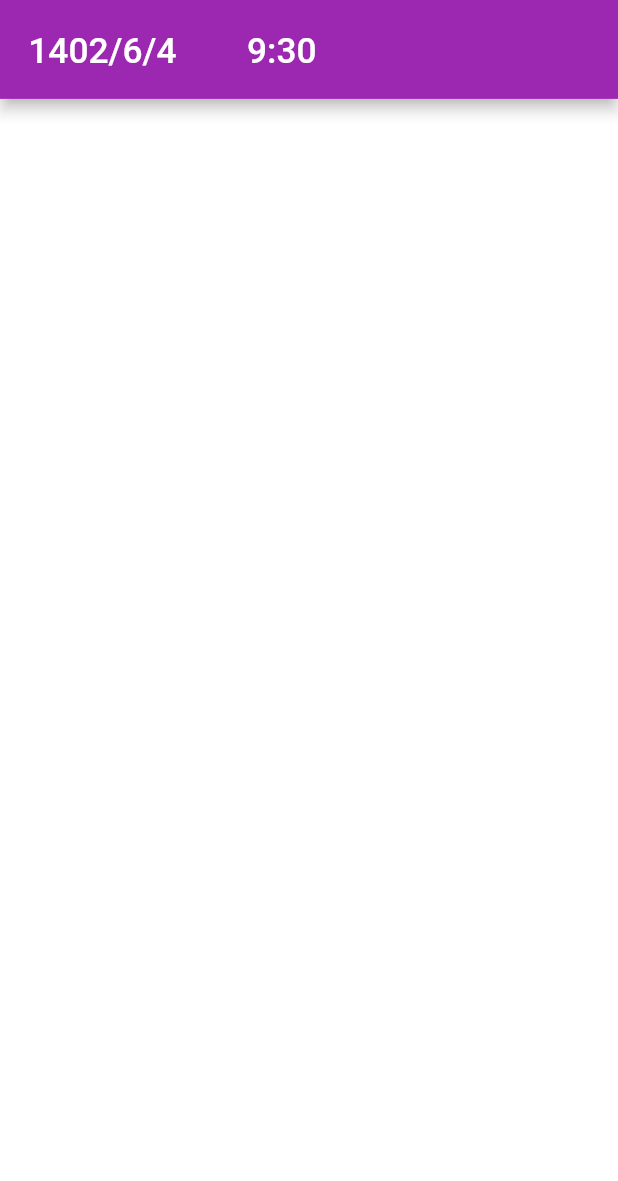
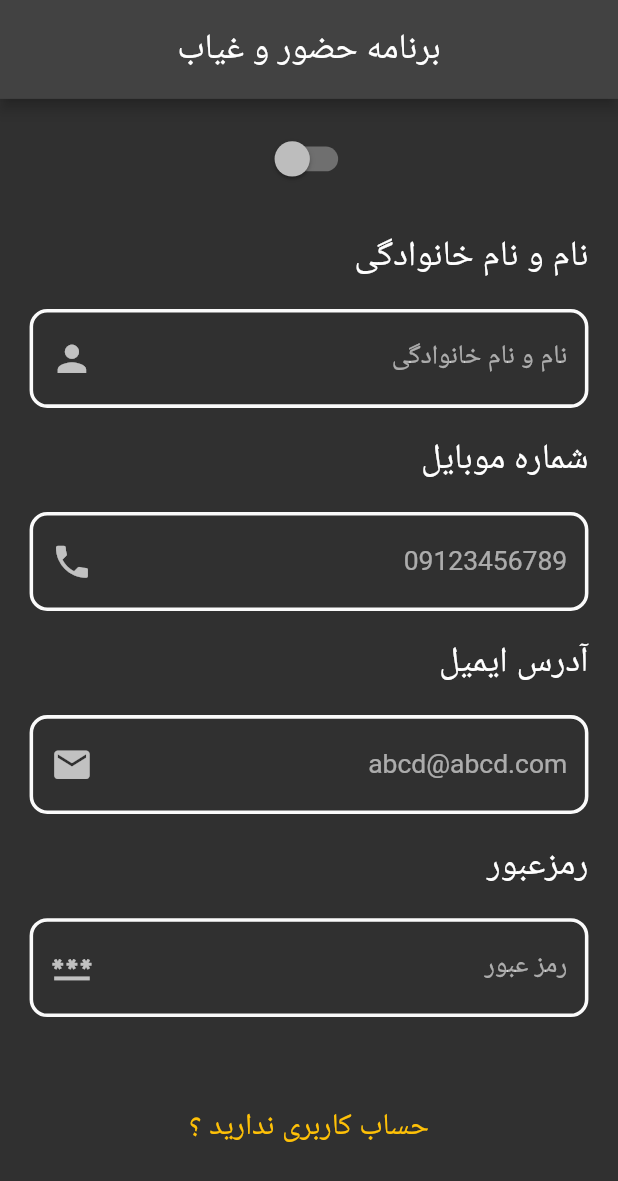
Before and after one commit to amirhsnnjd/attendance, a Flutter app: the screen it shows after launch, on a phone screen of 412 x 824 dp. Shown: the top 1181 px of the screen. Run offline on Flutter 3.47's test engine with Material 2 defaults, Android fonts, the phone set to English and light mode, and no system bars; our stand-ins replace parse_server_sdk_flutter, responsive_framework, shamsi_date; network calls fail.

Commit message:
Login's first design applied

```diff
--- /dev/null
+++ b/lib/Material/Input.dart
@@ -0,0 +1,81 @@
+import 'package:flutter/material.dart';
+import 'package:flutter/src/foundation/key.dart';
+import 'package:flutter/src/widgets/framework.dart';
+import '../main.dart';
+
+class Input extends StatelessWidget {
+  Icon icon;
+  var valid;
+  String hint;
+  String text;
+  bool light;
+  ThemeData lightTheme;
+  ThemeData darkTheme;
+  double wid;
+  double h;
+  Input(this.valid, this.wid, this.h, this.hint, this.text, this.icon,
+      this.light, this.lightTheme, this.darkTheme);
+
+  @override
+  Widget build(BuildContext context) {
+    double _width = MediaQuery.of(context).size.width;
+    double _height = MediaQuery.of(context).size.height;
+    return Container(
+      width: wid,
+      child: Column(
+        children: [
+          Padding(
+            padding: const EdgeInsets.all(8.0),
+            child: Align(
+                alignment: Alignment.topRight,
+                child: Text(
+                  text,
+                  style: TextStyle(fontSize: 20),
+                )),
+          ),
+          Padding(
+            padding: const EdgeInsets.all(8.0),
+            child: TextFormField(
+              validator: valid,
+              style: TextStyle(
+                height: h,
+              ),
+              decoration: InputDecoration(
+                  hintTextDirection: TextDirection.rtl,
+                  hintText: hint,
+                  focusedBorder: OutlineInputBorder(
+                    borderRadius: BorderRadius.circular(10),
+                    borderSide: BorderSide(
+                        color: light
+                            ? lightTheme.focusColor
+                            : darkTheme.focusColor,
+                        width: 2.0),
+                  ),
+                  enabledBorder: OutlineInputBorder(
+                    borderRadius: BorderRadius.circular(10),
+                    borderSide: BorderSide(
+                        color: light
+                            ? lightTheme.primaryColor
+                            : darkTheme.primaryColor,
+                        width: 2.0),
+                  ),
+                  errorBorder: OutlineInputBorder(
+                    borderRadius: BorderRadius.circular(10),
+                    borderSide: BorderSide(color: Colors.red, width: 2.0),
+                  ),
+                  focusedErrorBorder: OutlineInputBorder(
+                    borderRadius: BorderRadius.circular(10),
+                    borderSide: BorderSide(color: Colors.red, width: 2.0),
+                  ),
+                  prefixIcon: icon,
+                  errorStyle: TextStyle(color: Colors.red, fontSize: 13),
+                  hintStyle: TextStyle(
+                    fontSize: 15,
+                  )),
+            ),
+          ),
+        ],
+      ),
+    );
+  }
+}
--- /dev/null
+++ b/lib/Screens/Login.dart
@@ -0,0 +1,249 @@
+import 'package:flutter/cupertino.dart';
+import 'package:flutter/material.dart';
+import 'package:flutter/src/foundation/key.dart';
+import 'package:flutter/src/widgets/framework.dart';
+import 'package:responsive_framework/responsive_framework.dart';
+import 'package:responsive_framework/responsive_row_column.dart';
+
+import '../Material/Input.dart';
+import '../main.dart';
+
+final _formkey = GlobalKey<FormState>();
+ThemeData _darkTheme = ThemeData(
+    brightness: Brightness.dark,
+    primaryColor: Color.fromARGB(255, 250, 250, 250),
+    primarySwatch: Colors.amber,
+    focusColor: Colors.amber,
+    accentColor: Colors.amber);
+
+ThemeData _lightTheme = ThemeData(
+  brightness: Brightness.light,
+  primaryColor: Color.fromARGB(255, 83, 84, 85),
+  focusColor: Colors.purple,
+  primarySwatch: Colors.purple,
+  accentColor: Colors.purple,
+);
+
+class LoginPage extends StatefulWidget {
+  const LoginPage({Key? key}) : super(key: key);
+
+  @override
+  State<LoginPage> createState() => _LoginPageState();
+}
+
+class _LoginPageState extends State<LoginPage> {
+  @override
+  Widget build(BuildContext context) {
+    double _width = MediaQuery.of(context).size.width;
+    return MaterialApp(
+      theme: light ? _lightTheme : _darkTheme,
+      debugShowCheckedModeBanner: false,
+      home: Scaffold(
+        appBar: AppBar(
+          title: Align(
+              alignment: Alignment.center, child: Text("برنامه حضور و غیاب")),
+        ),
+        body: ListView(
+          children: [
+            Padding(
+              padding: const EdgeInsets.all(10.0),
+              child: Switch(
+                  value: light,
+                  onChanged: (toggle) {
+                    setState(() {
+                      light = toggle;
+                    });
+                  }),
+            ),
+            Container(
+              child: Form(
+                child: Column(
+                  children: [
+                    ResponsiveRowColumn(
+                      rowPadding: EdgeInsets.fromLTRB(30, 15, 30, 30),
+                      rowMainAxisAlignment: MainAxisAlignment.center,
+                      layout:
+                          ResponsiveWrapper.of(context).isSmallerThan(TABLET)
+                              ? ResponsiveRowColumnType.COLUMN
+                              : ResponsiveRowColumnType.ROW,
+                      children: [
+                        ResponsiveRowColumnItem(
+                          rowFlex: 1,
+                          child: Input(((value) {
+                            if (value!.isEmpty || value == null)
+                              return ('لطفا نام خود را وارد کنید');
+                            else
+                              return null;
+                          }),
+                              _width * 0.95,
+                              1,
+                              "نام و نام خانوادگی",
+                              "نام و نام خانوادگی",
+                              Icon(Icons.person),
+                              light,
+                              _lightTheme,
+                              _darkTheme),
+                        ),
+                        ResponsiveRowColumnItem(
+                          rowFlex: 1,
+                          child: Input(((value) {
+                            if (value!.isEmpty ||
+                                value == null ||
+                                RegExp(r'^[0-9]+$').hasMatch(value))
+                              return ('لطفا شماره را درست وارد کنید');
+                            else
+                              return null;
+                          }),
+                              _width * 0.95,
+                              1,
+                              "09123456789",
+                              "شماره موبایل",
+                              Icon(Icons.phone),
+                              light,
+                              _lightTheme,
+                              _darkTheme),
+                        )
+                      ],
+                    ),
+                    ResponsiveRowColumn(
+                      rowPadding: EdgeInsets.fromLTRB(30, 0, 30, 30),
+                      layout:
+                          ResponsiveWrapper.of(context).isSmallerThan(TABLET)
+                              ? ResponsiveRowColumnType.COLUMN
+                              : ResponsiveRowColumnType.ROW,
+                      children: [
+                        ResponsiveRowColumnItem(
+                          rowFlex: 2,
+                          child: Input(((value) {
+                            if (value!.isEmpty ||
+                                value == null ||
+                                !RegExp(r"^[a-zA-Z0-9.a-zA-Z0-9.!#$%&'*+-/=?^_`{|}~]+@[a-zA-Z0-9]+\.[a-zA-Z]+")
+                                    .hasMatch(value))
+                              return ('لطفا ایمیل را درست وارد کنید');
+                            else
+                              return null;
+                          }),
+                              _width * 0.95,
+                              1,
+                              "abcd@abcd.com",
+                              "آدرس ایمیل",
+                              Icon(Icons.email),
+                              light,
+                              _lightTheme,
+                              _darkTheme),
+                        ),
+                      ],
+                    ),
+                    Container(
+                      width: _width * 0.95,
+                      child: Column(
+                        children: [
+                          Padding(
+                            padding: const EdgeInsets.all(8.0),
+                            child: Align(
+                                alignment: Alignment.topRight,
+                                child: Text(
+                                  "رمزعبور",
+                                  style: TextStyle(fontSize: 20),
+                                )),
+                          ),
+                          Padding(
+                            padding: const EdgeInsets.all(8.0),
+                            child: TextFormField(
+                              validator: ((value) {
+                                if (value!.isEmpty || value == null)
+                                  return ('لطفا رمز را وارد کنید');
+                                else
+                                  return null;
+                              }),
+                              style: TextStyle(
+                                height: 1,
+                              ),
+                              decoration: InputDecoration(
+                                  hintTextDirection: TextDirection.rtl,
+                                  hintText: "رمز عبور ",
+                                  focusedBorder: OutlineInputBorder(
+                                    borderRadius: BorderRadius.circular(10),
+                                    borderSide: BorderSide(
+                                        color: light
+                                            ? _lightTheme.focusColor
+                                            : _darkTheme.focusColor,
+                                        width: 2.0),
+                                  ),
+                                  enabledBorder: OutlineInputBorder(
+                                    borderRadius: BorderRadius.circular(10),
+                                    borderSide: BorderSide(
+                                        color: light
+                                            ? _lightTheme.primaryColor
+                                            : _darkTheme.primaryColor,
+                                        width: 2.0),
+                                  ),
+                                  errorBorder: OutlineInputBorder(
+                                    borderRadius: BorderRadius.circular(10),
+                                    borderSide: BorderSide(
+                                        color: Colors.red, width: 2.0),
+                                  ),
+                                  focusedErrorBorder: OutlineInputBorder(
+                                    borderRadius: BorderRadius.circular(10),
+                                    borderSide: BorderSide(
+                                        color: Colors.red, width: 2.0),
+                                  ),
+                                  prefixIcon: Icon(Icons.password),
+                                  errorStyle: TextStyle(
+                                      color: Colors.red, fontSize: 13),
+                                  hintStyle: TextStyle(
+                                    fontSize: 15,
+                                  )),
+                            ),
+                          ),
+                        ],
+                      ),
+                    ),
+                    Padding(
+                      padding: const EdgeInsets.only(top: 30),
+                      child: TextButton(
+                          onPressed: () {},
+                          child: Text(
+                            "حساب کاربری ندارید ؟",
+                            style: TextStyle(fontSize: 17),
+                          )),
+                    ),
+                  ],
+                ),
+                key: _formkey,
+              ),
+            ),
+            Container(
+              width: double.infinity,
+              height: 200,
+              child: Row(children: [
+                SizedBox(
+                  height: 40,
+                  width: 90,
+                  child: ElevatedButton(
+                      onPressed: () =>
+                          {if (_formkey.currentState!.validate()) {}},
+                      style: ElevatedButton.styleFrom(primary: Colors.grey),
+                      child: Text("prev")),
+                ),
+                SizedBox(
+                  height: 40,
+                  width: 90,
+                  child: ElevatedButton(
+                    onPressed: () =>
+                        {if (_formkey.currentState!.validate()) {}},
+                    style: ElevatedButton.styleFrom(
+                        primary: light
+                            ? _lightTheme.focusColor
+                            : _darkTheme.focusColor),
+                    child: Text("Next"),
+                  ),
+                )
+              ]),
+            )
+          ],
+        ),
+      ),
+    );
+  }
+}
--- a/lib/main.dart
+++ b/lib/main.dart
@@ -1,16 +1,17 @@
+import 'package:attendance/Screens/Login.dart';
 import 'package:flutter/material.dart';
 import 'package:parse_server_sdk_flutter/parse_server_sdk.dart';
 import 'package:shamsi_date/shamsi_date.dart';
 import 'package:responsive_framework/responsive_framework.dart';
 
-bool light = true;
-
+bool light = false;
+bool check = false;
 ThemeData _darkTheme = ThemeData(
-  brightness: Brightness.dark,
-  primaryColor: Color.fromARGB(255, 250, 250, 250),
-  primarySwatch: Colors.amber,
-  focusColor: Colors.amber,
-);
+    brightness: Brightness.dark,
+    primaryColor: Color.fromARGB(255, 250, 250, 250),
+    primarySwatch: Colors.amber,
+    focusColor: Colors.amber,
+    accentColor: Colors.amber);
 
 ThemeData _lightTheme = ThemeData(
   brightness: Brightness.light,
@@ -52,11 +53,7 @@ class MyApp extends StatelessWidget {
 
   @override
   Widget build(BuildContext context) {
-    return MaterialApp(
-      title: 'Flutter Demo',
-      theme: light ? _lightTheme : _darkTheme,
-      home: const MyHomePage(title: 'Flutter Demo Home Page'),
-    );
+    return LoginPage();
   }
 }
 
@@ -74,7 +71,6 @@ class _MyHomePageState extends State<MyHomePage> {
   @override
   Widget build(BuildContext context) {
     return Scaffold(
-      backgroundColor: Colors.white,
       appBar: AppBar(
         title: Text(j.year.toString() +
             "/" +
```
Also changed, not shown: lib/Screens/Signup.dart (added).
